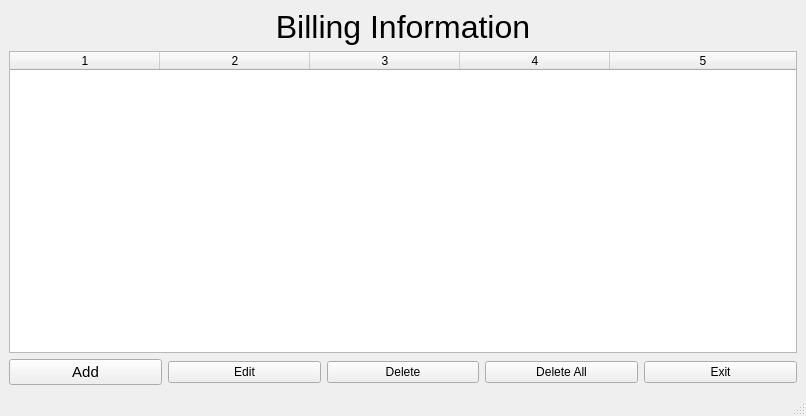
Before: the Qt Designer form supreme/view/profile_manager.ui in phongtran0715/shoppingbot, drawn with Qt 5.
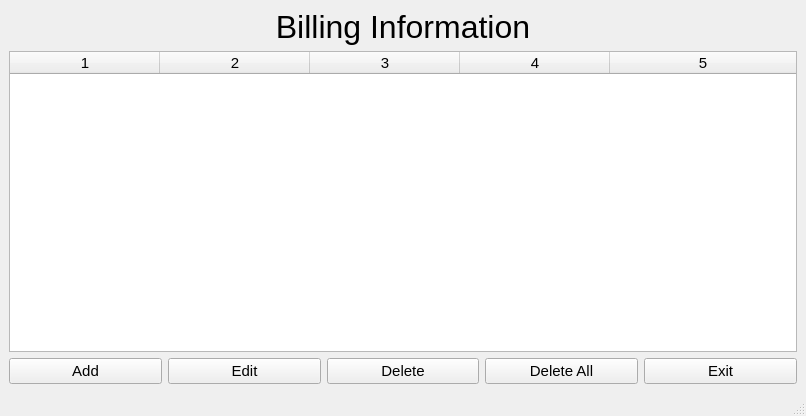
After: the same form once the commit is applied.

Diff of the .ui file:
```diff
--- a/supreme/view/profile_manager.ui
+++ b/supreme/view/profile_manager.ui
@@ -10,6 +10,11 @@
     <height>416</height>
    </rect>
   </property>
+  <property name="font">
+   <font>
+    <pointsize>11</pointsize>
+   </font>
+  </property>
   <property name="windowTitle">
    <string>Profile Manager</string>
   </property>
```
